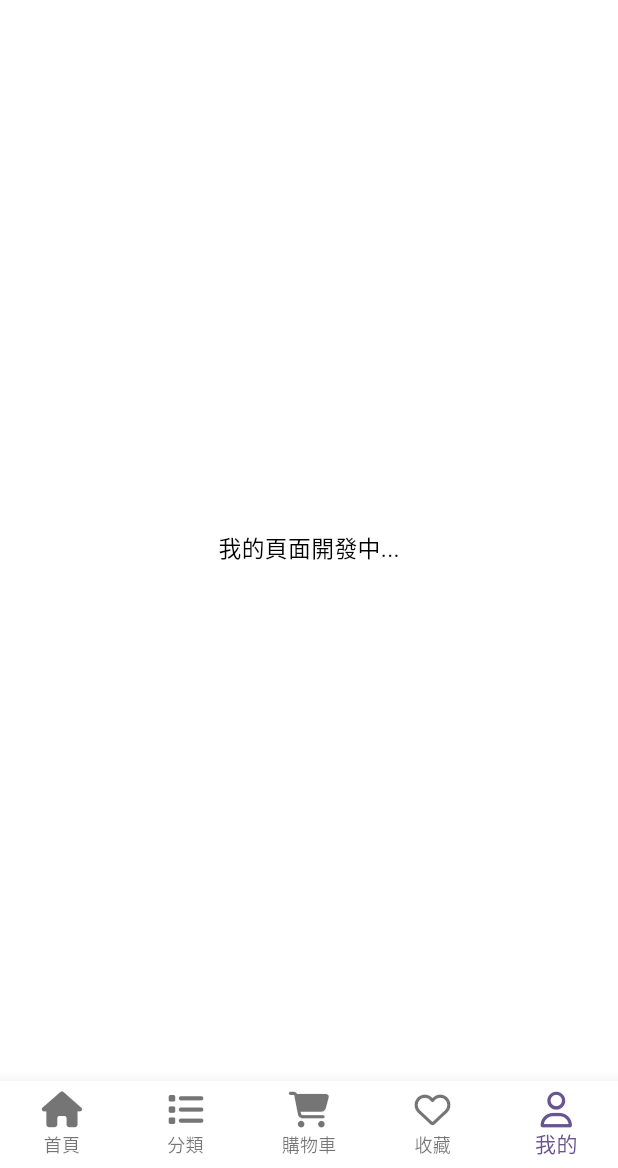
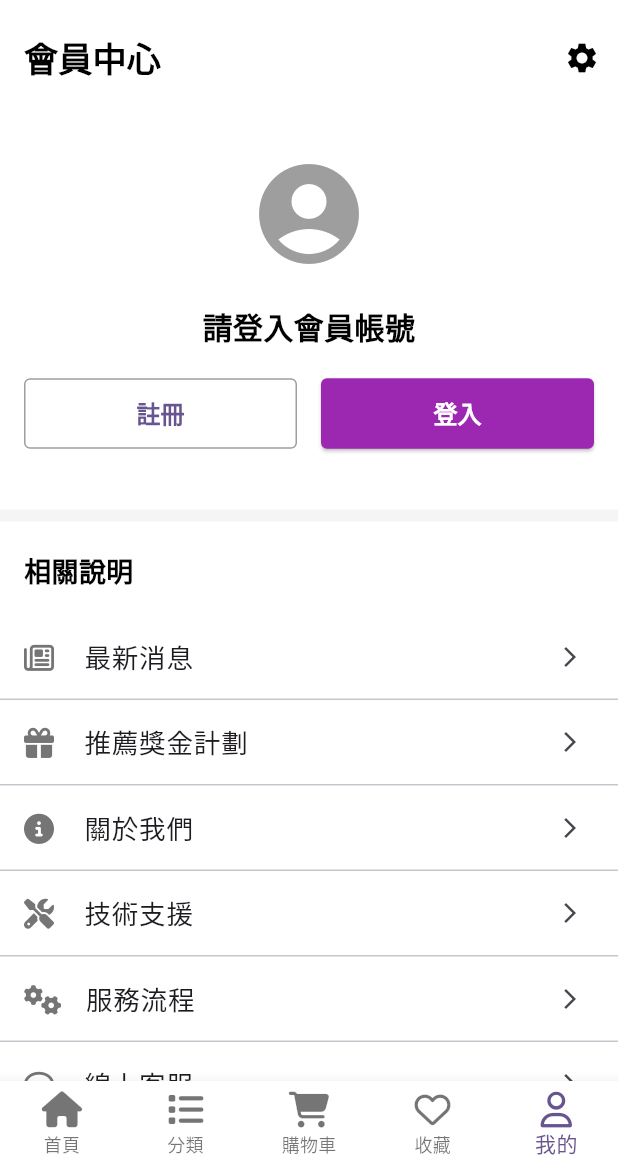
Before and after one commit to renfu-her/ismartomo-dev, a Flutter app: the screen it shows after launch, item 5 of the bottom bar chosen, on a phone screen of 412 x 824 dp, the part 68-1236 px from its top. Run offline on Flutter 3.47's test engine with Material 3 defaults, Android fonts, the phone set to English and light mode, and no system bars; our stand-ins replace carousel_slider, dio, flutter_html, font_awesome_flutter; network calls fail.

Commit message:
新增會員中心頁面，並在主頁中整合顯示
- 新增 ProfilePage，包含會員功能和相關說明項目
- 更新 main.dart，將「我的頁面」替換為 ProfilePage
- 實現登入狀態管理及會員功能項目顯示

```diff
--- a/lib/main.dart
+++ b/lib/main.dart
@@ -4,6 +4,7 @@ import 'pages/category_page.dart';
 import 'pages/cart_page.dart';
 import 'pages/product_detail_page.dart';
 import 'pages/product_list_page.dart';
+import 'pages/profile_page.dart';
 import 'package:carousel_slider/carousel_slider.dart';
 import 'package:font_awesome_flutter/font_awesome_flutter.dart';
 
@@ -173,7 +174,7 @@ class _HomePageState extends State<HomePage> {
     const CategoryPage(),
     const CartPage(),
     const Center(child: Text('收藏頁面開發中...')),
-    const Center(child: Text('我的頁面開發中...')),
+    const ProfilePage(),
   ];
 
   @override
--- /dev/null
+++ b/lib/pages/profile_page.dart
@@ -0,0 +1,326 @@
+import 'package:flutter/material.dart';
+import 'package:font_awesome_flutter/font_awesome_flutter.dart';
+
+class ProfilePage extends StatefulWidget {
+  const ProfilePage({super.key});
+
+  @override
+  State<ProfilePage> createState() => _ProfilePageState();
+}
+
+class _ProfilePageState extends State<ProfilePage> {
+  // 是否已登入
+  bool _isLoggedIn = false;
+
+  // 會員功能項目列表
+  final List<Map<String, dynamic>> _memberFeatures = [
+    {'title': '我的訂單', 'icon': FontAwesomeIcons.fileInvoice, 'color': Colors.orange},
+    {'title': '我的優惠券', 'icon': FontAwesomeIcons.ticket, 'color': Colors.red},
+    {'title': '收貨地址', 'icon': FontAwesomeIcons.locationDot, 'color': Colors.green},
+    {'title': '我的收藏', 'icon': FontAwesomeIcons.heart, 'color': Colors.pink},
+  ];
+
+  // 相關說明項目列表
+  final List<Map<String, dynamic>> _infoItems = [
+    {'title': '最新消息', 'icon': FontAwesomeIcons.newspaper},
+    {'title': '推薦獎金計劃', 'icon': FontAwesomeIcons.gift},
+    {'title': '關於我們', 'icon': FontAwesomeIcons.circleInfo},
+    {'title': '技術支援', 'icon': FontAwesomeIcons.screwdriverWrench},
+    {'title': '服務流程', 'icon': FontAwesomeIcons.gears},
+    {'title': '線上客服', 'icon': FontAwesomeIcons.commentDots},
+    {'title': '如何使用折價代碼', 'icon': FontAwesomeIcons.tag},
+    {'title': '合作品牌', 'icon': FontAwesomeIcons.handshake},
+    {'title': '經銷優勢', 'icon': FontAwesomeIcons.chartLine},
+    {'title': '隱私與條款', 'icon': FontAwesomeIcons.shieldHalved},
+  ];
+
+  @override
+  Widget build(BuildContext context) {
+    return Scaffold(
+      appBar: AppBar(
+        title: const Text('會員中心'),
+        actions: [
+          IconButton(
+            icon: const Icon(Icons.settings),
+            onPressed: () {
+              ScaffoldMessenger.of(context).showSnackBar(
+                const SnackBar(content: Text('設定功能待實現')),
+              );
+            },
+          ),
+        ],
+      ),
+      body: SingleChildScrollView(
+        child: Column(
+          crossAxisAlignment: CrossAxisAlignment.start,
+          children: [
+            // 登入區域
+            if (!_isLoggedIn)
+              _buildLoginSection()
+            else
+              _buildUserInfoSection(),
+
+            // 會員功能區
+            if (_isLoggedIn) _buildMemberFeatures(),
+
+            // 分隔線
+            const Divider(thickness: 8, color: Color(0xFFF5F5F5)),
+
+            // 相關說明標題
+            Padding(
+              padding: const EdgeInsets.all(16.0),
+              child: Text(
+                '相關說明',
+                style: TextStyle(
+                  fontSize: 18,
+                  fontWeight: FontWeight.bold,
+                ),
+              ),
+            ),
+
+            // 相關說明項目列表
+            ListView.separated(
+              physics: const NeverScrollableScrollPhysics(),
+              shrinkWrap: true,
+              itemCount: _infoItems.length,
+              separatorBuilder: (context, index) => const Divider(height: 1),
+              itemBuilder: (context, index) {
+                return ListTile(
+                  leading: FaIcon(_infoItems[index]['icon'], size: 20, color: Colors.grey[600]),
+                  title: Text(_infoItems[index]['title']),
+                  trailing: const Icon(Icons.arrow_forward_ios, size: 16),
+                  onTap: () {
+                    // 點擊項目的處理邏輯
+                    ScaffoldMessenger.of(context).showSnackBar(
+                      SnackBar(content: Text('您點擊了: ${_infoItems[index]['title']}')),
+                    );
+                  },
+                );
+              },
+            ),
+
+            // 底部版本信息
+            Padding(
+              padding: const EdgeInsets.all(16.0),
+              child: Center(
+                child: Text(
+                  'App 版本 1.0.0',
+                  style: TextStyle(
+                    color: Colors.grey[500],
+                    fontSize: 12,
+                  ),
+                ),
+              ),
+            ),
+          ],
+        ),
+      ),
+    );
+  }
+
+  // 構建登入區域
+  Widget _buildLoginSection() {
+    return Container(
+      padding: const EdgeInsets.all(16.0),
+      color: Colors.white,
+      child: Column(
+        crossAxisAlignment: CrossAxisAlignment.center,
+        children: [
+          const SizedBox(height: 20),
+          const Icon(
+            Icons.account_circle,
+            size: 80,
+            color: Colors.grey,
+          ),
+          const SizedBox(height: 20),
+          const Text(
+            '請登入會員帳號',
+            style: TextStyle(
+              fontSize: 20,
+              fontWeight: FontWeight.bold,
+            ),
+            textAlign: TextAlign.center,
+          ),
+          const SizedBox(height: 20),
+          Row(
+            children: [
+              // 註冊按鈕
+              Expanded(
+                child: OutlinedButton(
+                  onPressed: () {
+                    // 註冊功能
+                    ScaffoldMessenger.of(context).showSnackBar(
+                      const SnackBar(content: Text('註冊功能待實現')),
+                    );
+                  },
+                  style: OutlinedButton.styleFrom(
+                    padding: const EdgeInsets.symmetric(vertical: 12),
+                    side: const BorderSide(color: Colors.grey),
+                    shape: RoundedRectangleBorder(
+                      borderRadius: BorderRadius.circular(4),
+                    ),
+                  ),
+                  child: const Text(
+                    '註冊',
+                    style: TextStyle(
+                      fontSize: 16,
+                      fontWeight: FontWeight.bold,
+                    ),
+                  ),
+                ),
+              ),
+              const SizedBox(width: 16),
+              // 登入按鈕
+              Expanded(
+                child: ElevatedButton(
+                  onPressed: () {
+                    // 模擬登入成功
+                    setState(() {
+                      _isLoggedIn = true;
+                    });
+                  },
+                  style: ElevatedButton.styleFrom(
+                    padding: const EdgeInsets.symmetric(vertical: 12),
+                    backgroundColor: Colors.purple,
+                    shape: RoundedRectangleBorder(
+                      borderRadius: BorderRadius.circular(4),
+                    ),
+                  ),
+                  child: const Text(
+                    '登入',
+                    style: TextStyle(
+                      fontSize: 16,
+                      fontWeight: FontWeight.bold,
+                      color: Colors.white,
+                    ),
+                  ),
+                ),
+              ),
+            ],
+          ),
+          const SizedBox(height: 20),
+        ],
+      ),
+    );
+  }
+
+  // 構建用戶信息區域
+  Widget _buildUserInfoSection() {
+    return Container(
+      padding: const EdgeInsets.all(16.0),
+      color: Colors.purple,
+      child: Row(
+        children: [
+          const CircleAvatar(
+            radius: 30,
+            backgroundColor: Colors.white,
+            child: Icon(
+              Icons.person,
+              size: 40,
+              color: Colors.purple,
+            ),
+          ),
+          const SizedBox(width: 16),
+          Expanded(
+            child: Column(
+              crossAxisAlignment: CrossAxisAlignment.start,
+              children: [
+                const Text(
+                  '測試用戶',
+                  style: TextStyle(
+                    fontSize: 18,
+                    fontWeight: FontWeight.bold,
+                    color: Colors.white,
+                  ),
+                ),
+                const SizedBox(height: 4),
+                Text(
+                  '會員等級: 普通會員',
+                  style: TextStyle(
+                    fontSize: 14,
+                    color: Colors.white.withOpacity(0.8),
+                  ),
+                ),
+              ],
+            ),
+          ),
+          TextButton(
+            onPressed: () {
+              // 登出功能
+              setState(() {
+                _isLoggedIn = false;
+              });
+            },
+            style: TextButton.styleFrom(
+              foregroundColor: Colors.white,
+            ),
+            child: const Text('登出'),
+          ),
+        ],
+      ),
+    );
+  }
+
+  // 構建會員功能區
+  Widget _buildMemberFeatures() {
+    return Container(
+      padding: const EdgeInsets.symmetric(vertical: 16.0),
+      color: Colors.white,
+      child: Column(
+        crossAxisAlignment: CrossAxisAlignment.start,
+        children: [
+          Padding(
+            padding: const EdgeInsets.symmetric(horizontal: 16.0),
+            child: Text(
+              '會員功能',
+              style: TextStyle(
+                fontSize: 18,
+                fontWeight: FontWeight.bold,
+              ),
+            ),
+          ),
+          const SizedBox(height: 16),
+          Row(
+            mainAxisAlignment: MainAxisAlignment.spaceEvenly,
+            children: _memberFeatures.map((feature) {
+              return Expanded(
+                child: InkWell(
+                  onTap: () {
+                    ScaffoldMessenger.of(context).showSnackBar(
+                      SnackBar(content: Text('您點擊了: ${feature['title']}')),
+                    );
+                  },
+                  child: Column(
+                    children: [
+                      Container(
+                        width: 50,
+                        height: 50,
+                        decoration: BoxDecoration(
+                          color: feature['color'].withOpacity(0.1),
+                          shape: BoxShape.circle,
+                        ),
+                        child: Center(
+                          child: FaIcon(
+                            feature['icon'],
+                            color: feature['color'],
+                            size: 24,
+                          ),
+                        ),
+                      ),
+                      const SizedBox(height: 8),
+                      Text(
+                        feature['title'],
+                        style: TextStyle(fontSize: 12),
+                      ),
+                    ],
+                  ),
+                ),
+              );
+            }).toList(),
+          ),
+          const SizedBox(height: 16),
+        ],
+      ),
+    );
+  }
+}
```
